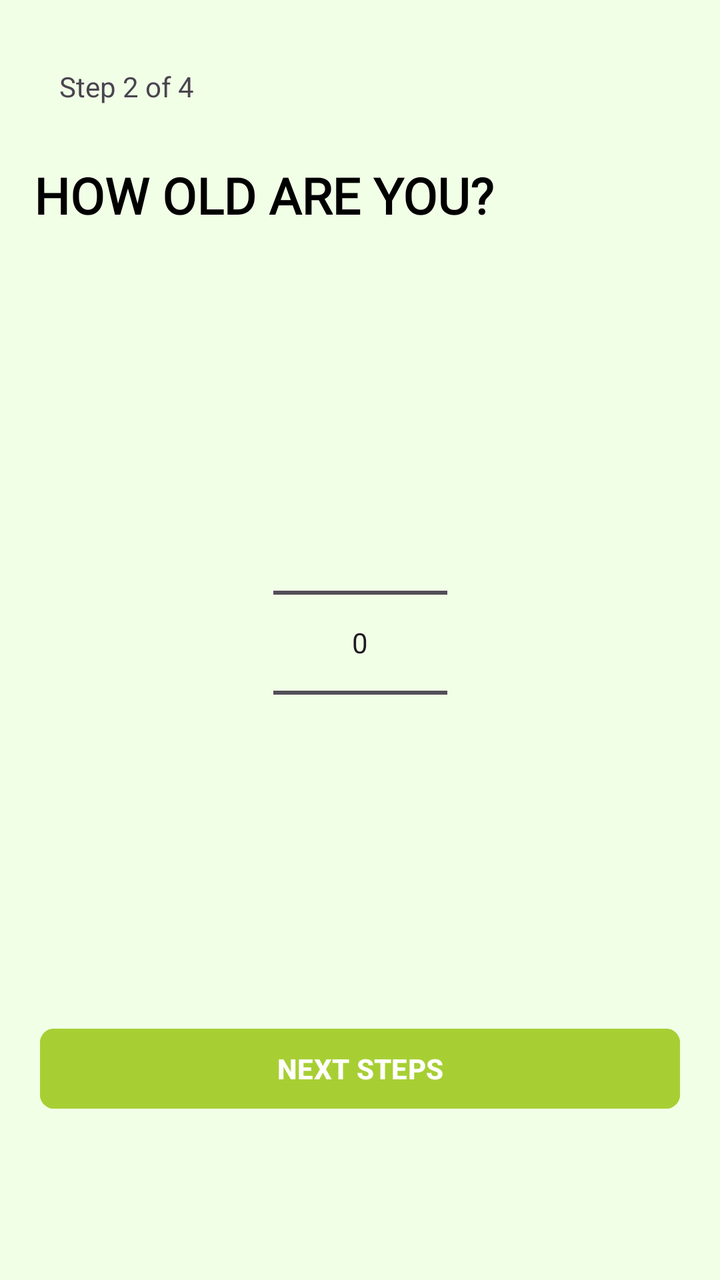
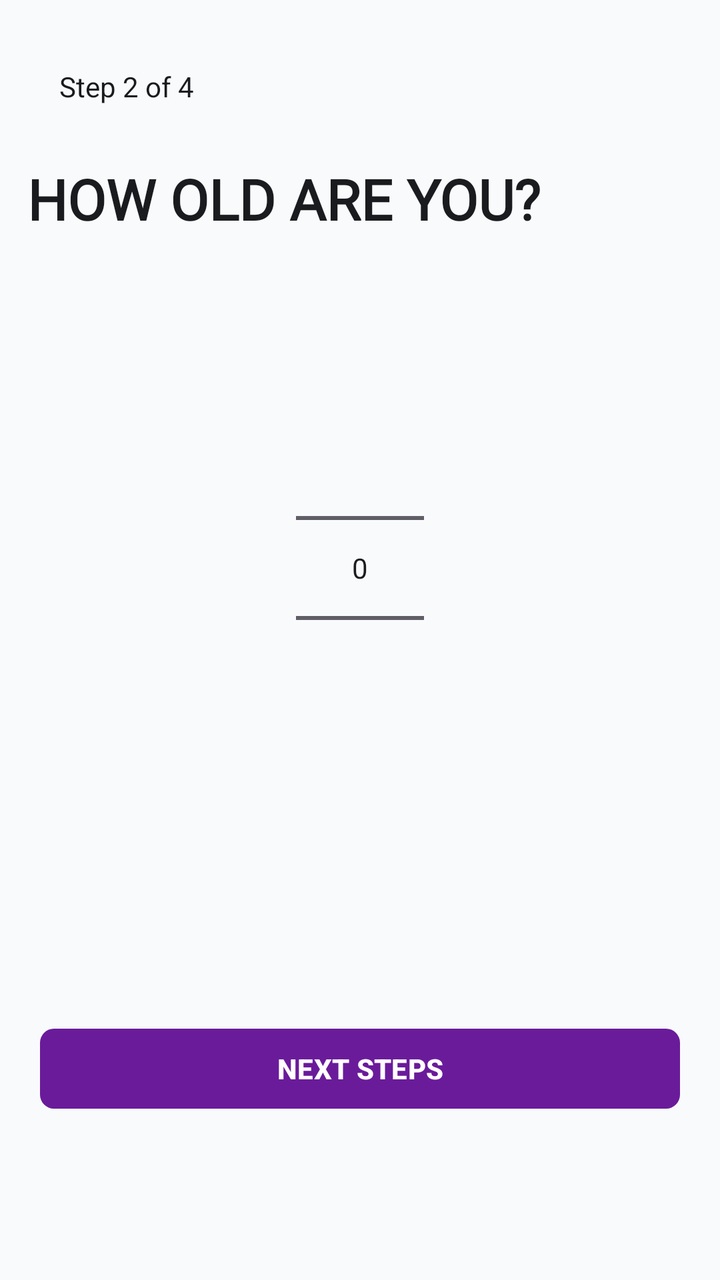

The first picture is an Android layout as it rendered before a commit; the second is the same layout after the commit. The layout source and the unified diff follow.
<!-- AndroidManifest.xml: application theme Theme.FitPro -->
<!-- res/layout/activity_main4.xml -->
<?xml version="1.0" encoding="utf-8"?>
<androidx.constraintlayout.widget.ConstraintLayout xmlns:android="http://schemas.android.com/apk/res/android"
    xmlns:app="http://schemas.android.com/apk/res-auto"
    xmlns:tools="http://schemas.android.com/tools"
    android:id="@+id/main"
    android:layout_width="match_parent"
    android:layout_height="match_parent"
    android:background="#F1FFE7"
    tools:context=".MainActivity4">

    <TextView
        android:id="@+id/textView17"
        android:layout_width="wrap_content"
        android:layout_height="wrap_content"
        android:text="Step 2 of 4"
        app:layout_constraintBottom_toBottomOf="parent"
        app:layout_constraintEnd_toEndOf="parent"
        app:layout_constraintHorizontal_bias="0.101"
        app:layout_constraintStart_toStartOf="parent"
        app:layout_constraintTop_toTopOf="parent"
        app:layout_constraintVertical_bias="0.054" />

    <TextView
        android:id="@+id/titleText"
        android:layout_width="wrap_content"
        android:layout_height="wrap_content"
        android:layout_marginTop="28dp"
        android:fontFamily="@font/bebas_neue"
        android:text="HOW OLD ARE YOU?"
        android:textColor="@android:color/black"
        android:textSize="25dp"
        android:textStyle="bold"
        app:layout_constraintEnd_toEndOf="parent"
        app:layout_constraintHorizontal_bias="0.131"
        app:layout_constraintStart_toStartOf="parent"
        app:layout_constraintTop_toBottomOf="@+id/textView17" />

    <NumberPicker
        android:id="@+id/agePicker"
        android:layout_width="87dp"
        android:layout_height="262dp"
        android:layout_marginTop="76dp"
        app:layout_constraintEnd_toEndOf="parent"
        app:layout_constraintStart_toStartOf="parent"
        app:layout_constraintTop_toBottomOf="@+id/titleText" />

    <Button
        android:id="@+id/nextBtn"
        android:layout_width="0dp"
        android:layout_height="wrap_content"
        android:layout_margin="20dp"
        android:backgroundTint="#A7CF34"
        android:text="NEXT STEPS"
        android:textColor="@android:color/white"
        android:textStyle="bold"
        app:cornerRadius="7dp"
        app:layout_constraintBottom_toBottomOf="parent"
        app:layout_constraintEnd_toEndOf="parent"
        app:layout_constraintHorizontal_bias="0.6"
        app:layout_constraintStart_toStartOf="parent"
        app:layout_constraintTop_toTopOf="parent"
        app:layout_constraintVertical_bias="0.888" />

</androidx.constraintlayout.widget.ConstraintLayout>
<!-- resources referenced by this layout -->
<resources>
  <style name="Theme.FitPro" parent="Base.Theme.FitPro" />
  <style name="Base.Theme.FitPro" parent="Theme.Material3.DayNight.NoActionBar">
          
          
      </style>
</resources>

<!-- the commit's change to res/layout/activity_main4.xml (unified diff, before → after) -->
@@ -5,7 +5,7 @@
     android:id="@+id/main"
     android:layout_width="match_parent"
     android:layout_height="match_parent"
-    android:background="#F1FFE7"
+    android:background="@color/background"
     tools:context=".MainActivity4">
 
     <TextView
@@ -13,6 +13,8 @@
         android:layout_width="wrap_content"
         android:layout_height="wrap_content"
         android:text="Step 2 of 4"
+        android:textColor="@color/colorOnSurface"
+        android:textSize="14sp"
         app:layout_constraintBottom_toBottomOf="parent"
         app:layout_constraintEnd_toEndOf="parent"
         app:layout_constraintHorizontal_bias="0.101"
@@ -27,8 +29,8 @@
         android:layout_marginTop="28dp"
         android:fontFamily="@font/bebas_neue"
         android:text="HOW OLD ARE YOU?"
-        android:textColor="@android:color/black"
-        android:textSize="25dp"
+        android:textColor="@color/colorOnSurface"
+        android:textSize="28sp"
         android:textStyle="bold"
         app:layout_constraintEnd_toEndOf="parent"
         app:layout_constraintHorizontal_bias="0.131"
@@ -37,21 +39,21 @@
 
     <NumberPicker
         android:id="@+id/agePicker"
-        android:layout_width="87dp"
-        android:layout_height="262dp"
+        android:layout_width="wrap_content"
+        android:layout_height="wrap_content"
         android:layout_marginTop="76dp"
         app:layout_constraintEnd_toEndOf="parent"
         app:layout_constraintStart_toStartOf="parent"
         app:layout_constraintTop_toBottomOf="@+id/titleText" />
 
-    <Button
+    <com.google.android.material.button.MaterialButton
         android:id="@+id/nextBtn"
         android:layout_width="0dp"
         android:layout_height="wrap_content"
         android:layout_margin="20dp"
-        android:backgroundTint="#A7CF34"
+        app:backgroundTint="@color/colorPrimary"
         android:text="NEXT STEPS"
-        android:textColor="@android:color/white"
+        android:textColor="@color/colorOnPrimary"
         android:textStyle="bold"
         app:cornerRadius="7dp"
         app:layout_constraintBottom_toBottomOf="parent"
<!-- resource entries referenced after the edit -->
@@ -1,9 +1,41 @@
 <!-- resources referenced by this layout -->
 <resources>
+  <color name="background">#F8FAFC</color>
+  <color name="colorOnPrimary">#FFFFFFFF</color>
+  <color name="colorOnSurface">#1A1B1E</color>
+  <color name="colorPrimary">#6A1B9A</color>
   <style name="Theme.FitPro" parent="Base.Theme.FitPro" />
   <style name="Base.Theme.FitPro" parent="Theme.Material3.DayNight.NoActionBar">
+          <item name="colorPrimary">@color/colorPrimary</item>
+          <item name="colorOnPrimary">@color/colorOnPrimary</item>
+          <item name="colorSecondary">@color/colorSecondary</item>
+          <item name="colorOnSecondary">@color/colorOnSecondary</item>
+          <item name="colorTertiary">@color/colorTertiary</item>
+          <item name="colorOnTertiary">@color/colorOnTertiary</item>
+          <item name="android:colorBackground">@color/background</item>
+          <item name="colorSurface">@color/colorSurface</item>
+          <item name="colorOnSurface">@color/colorOnSurface</item>
+          <item name="colorSurfaceVariant">@color/colorSurfaceVariant</item>
+          <item name="colorOutline">@color/colorOutline</item>
+  
           
-          
+          <item name="bottomNavigationStyle">@style/Widget.FitPro.BottomNavigationView</item>
       </style>
+  <color name="colorSecondary">#4450F6</color>
+  <color name="colorOnSecondary">#FFFFFFFF</color>
+  <color name="colorTertiary">#00BCD4</color>
+  <color name="colorOnTertiary">#FFFFFFFF</color>
+  <color name="colorSurface">#FFFFFFFF</color>
+  <color name="colorSurfaceVariant">#F1F3F5</color>
+  <color name="colorOutline">#D0D5DD</color>
+  <style name="Widget.FitPro.BottomNavigationView" parent="Widget.Material3.BottomNavigationView">
+          <item name="android:background">@color/bottomNavBackground</item>
+          <item name="itemIconTint">@color/bottom_nav_item_color</item>
+          <item name="itemTextColor">@color/bottom_nav_item_color</item>
+          <item name="itemRippleColor">@color/bottomNavRipple</item>
+          <item name="labelVisibilityMode">labeled</item>
+      </style>
+  <color name="bottomNavBackground">#FFFFFFFF</color>
+  <color name="bottomNavRipple">#1F6A1B9A</color>
 </resources>
 
